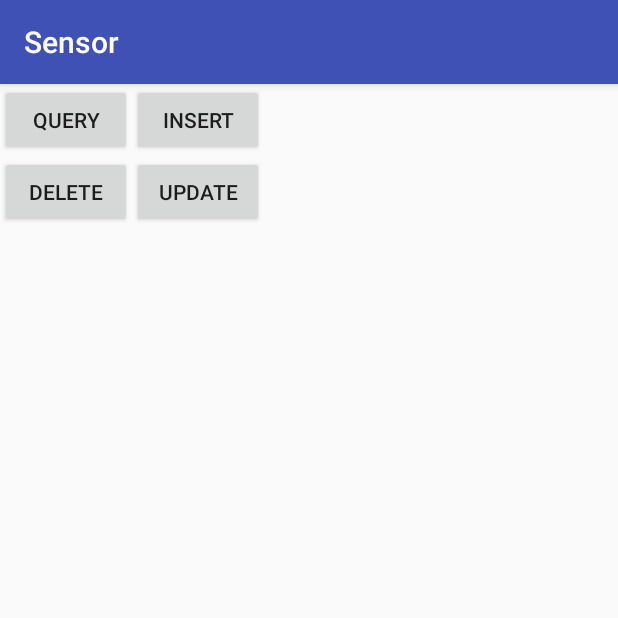
After one commit to ziq358/Sensor, an Android app: the ContentProviderTestActivity screen opened directly, with no data from a screen before it, on a phone screen of 412 x 824 dp, the top half of it. The commit adds this screen. Run offline under Robolectric (Android 15) with nearby library versions, the phone set to English and light mode, and no system bars.

Commit message:
ContentProvider

```diff
--- /dev/null
+++ b/app/src/main/java/com/xogrp/john/sensor/ContentProviderTestActivity.java
@@ -0,0 +1,68 @@
+package com.xogrp.john.sensor;
+
+import android.content.ContentResolver;
+import android.content.ContentValues;
+import android.content.Context;
+import android.database.Cursor;
+import android.net.Uri;
+import android.os.Bundle;
+import android.os.PersistableBundle;
+import android.support.annotation.Nullable;
+import android.support.v7.app.AppCompatActivity;
+import android.util.AttributeSet;
+import android.util.Log;
+import android.view.View;
+
+/**
+ * Created by john on 22/02/2018.
+ */
+
+public class ContentProviderTestActivity extends AppCompatActivity implements View.OnClickListener{
+    ContentResolver contentResolver;
+    @Override
+    protected void onCreate(@Nullable Bundle savedInstanceState) {
+        super.onCreate(savedInstanceState);
+        setContentView(R.layout.activity_content_provider);
+        findViewById(R.id.query).setOnClickListener(this);
+        findViewById(R.id.insert).setOnClickListener(this);
+        findViewById(R.id.delete).setOnClickListener(this);
+        findViewById(R.id.update).setOnClickListener(this);
+        contentResolver = getContentResolver();
+    }
+
+    @Override
+    public void onClick(View v) {
+        switch (v.getId()){
+            case R.id.query:
+                Log.e("ziq", "query: ");
+                Cursor cursor = contentResolver.query(Uri.parse("content://com.xogrp.john.sensor.MusicProvider/user"),
+                        new String[]{"title","content"}, null, null, null);
+                if(cursor != null && cursor.moveToFirst()){
+                    do {
+                        Log.e("ziq", "query: ---------------");
+                        int count = cursor.getColumnCount();
+                        for (int i = 0; i < count; i++) {
+                            Log.e("ziq", "query: "+cursor.getColumnName(i)+"  "+cursor.getString(i));
+                        }
+                    }while (cursor.moveToNext());
+                    cursor.close();
+                }
+
+                break;
+            case R.id.insert:
+                Log.e("ziq", "insert: ");
+                ContentValues contentValues = new ContentValues();
+                contentValues.put("title","testTitle");
+                contentValues.put("content","testContent");
+                contentResolver.insert(Uri.parse("content://com.xogrp.john.sensor.MusicProvider/user"), contentValues);
+                break;
+            case R.id.delete:
+                Log.e("ziq", "delete: ");
+                contentResolver.delete(Uri.parse("content://com.xogrp.john.sensor.MusicProvider/user"), "test where", new String[]{"selectionArgs"});
+                break;
+            case R.id.update:
+                Log.e("ziq", "update: ");
+                break;
+        }
+    }
+}
--- /dev/null
+++ b/app/src/main/res/layout/activity_content_provider.xml
@@ -0,0 +1,45 @@
+<?xml version="1.0" encoding="utf-8"?>
+<LinearLayout
+    xmlns:android="http://schemas.android.com/apk/res/android"
+    android:layout_width="match_parent"
+    android:layout_height="match_parent"
+    android:orientation="vertical"
+    >
+    <LinearLayout
+        android:layout_width="match_parent"
+        android:layout_height="wrap_content"
+        android:orientation="horizontal"
+        >
+        <Button
+            android:id="@+id/query"
+            android:layout_width="wrap_content"
+            android:layout_height="wrap_content"
+            android:text="query"
+            />
+        <Button
+            android:id="@+id/insert"
+            android:layout_width="wrap_content"
+            android:layout_height="wrap_content"
+            android:text="insert"
+            />
+    </LinearLayout>
+    <LinearLayout
+        android:layout_width="match_parent"
+        android:layout_height="wrap_content"
+        android:orientation="horizontal"
+        >
+        <Button
+            android:id="@+id/delete"
+            android:layout_width="wrap_content"
+            android:layout_height="wrap_content"
+            android:text="delete"
+            />
+        <Button
+            android:id="@+id/update"
+            android:layout_width="wrap_content"
+            android:layout_height="wrap_content"
+            android:text="update"
+            />
+    </LinearLayout>
+
+</LinearLayout>
```
Also changed, not shown: app/src/main/AndroidManifest.xml (+8 -0 lines), app/src/main/java/com/xogrp/john/sensor/MainActivity.java (+111 -1 lines), app/src/main/java/com/xogrp/john/sensor/contentProvider/MusicContentProvider.java (added, +92 -0 lines).
